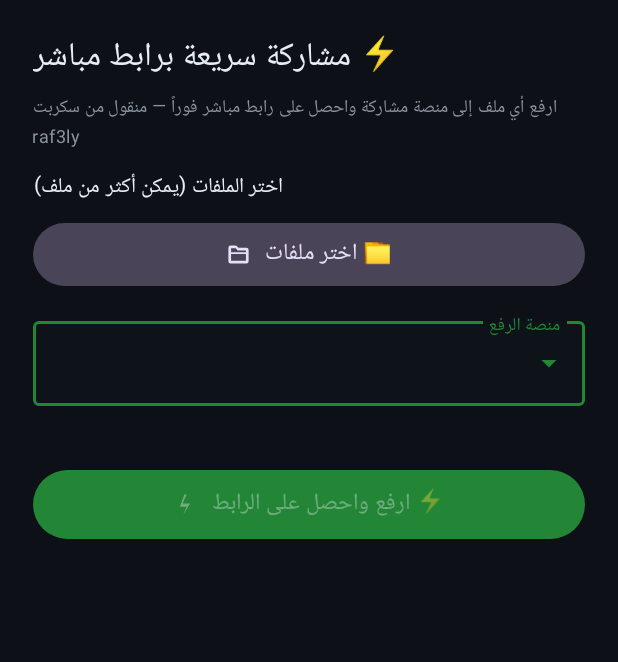
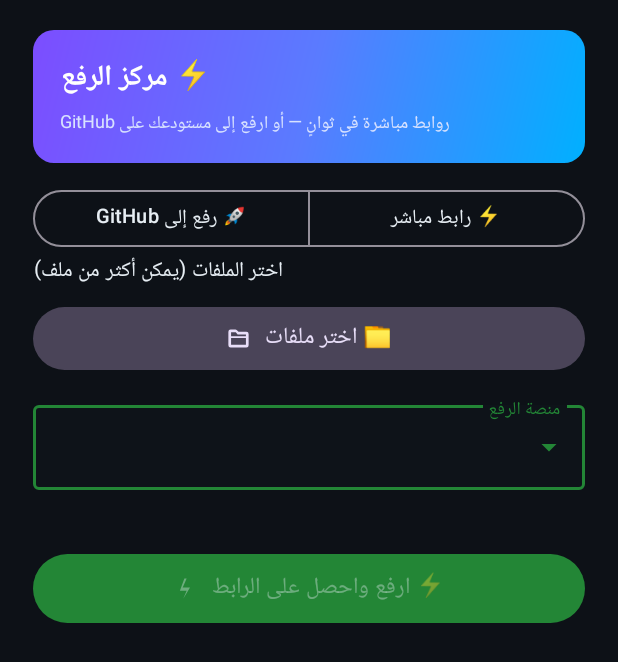
Before and after one commit to m777m44/mahdi-file-github, an Android app: the layout sheet_share.xml on its own in the app's theme, with its tools: preview values and no code run, on a phone screen of 412 x 824 dp. Shown: the top 662 px of the screen. Run offline under Robolectric (Android 15) with nearby library versions, the phone set to English and light mode, and no system bars.

Commit message:
الإصدار 1.11.0: مركز الرفع الموحّد بأسلوب raf3ly — زر تبديل مقسّم أعلى ورقتي الرفع والمشاركة للتبادل الفوري بين رفع GitHub والرابط المباشر، مع ترويسة متدرجة أنيقة
Co-authored-by: m777m44 <m777m44@users.noreply.github.com>

```diff
--- a/android/app/build.gradle.kts
+++ b/android/app/build.gradle.kts
@@ -11,8 +11,8 @@ android {
         applicationId = "io.github.mahdi.uploader"
         minSdk = 26
         targetSdk = 34
-        versionCode = 17
-        versionName = "1.10.3"
+        versionCode = 18
+        versionName = "1.11.0"
     }
 
     signingConfigs {
--- a/android/app/src/main/res/layout/sheet_share.xml
+++ b/android/app/src/main/res/layout/sheet_share.xml
@@ -14,23 +14,61 @@
         android:paddingTop="20dp"
         android:paddingBottom="26dp">
 
-        <TextView
-            android:layout_width="wrap_content"
+        <!-- ترويسة متدرجة بأسلوب raf3ly -->
+        <LinearLayout
+            android:layout_width="match_parent"
             android:layout_height="wrap_content"
-            android:text="@string/share_title"
-            android:textAppearance="?attr/textAppearanceTitleLarge"
-            android:textColor="?attr/colorOnSurface"
-            android:textAlignment="viewStart" />
+            android:background="@drawable/bg_share_grad"
+            android:orientation="vertical"
+            android:paddingStart="18dp"
+            android:paddingEnd="18dp"
+            android:paddingTop="16dp"
+            android:paddingBottom="16dp">
 
-        <TextView
-            android:layout_width="wrap_content"
+            <TextView
+                android:layout_width="wrap_content"
+                android:layout_height="wrap_content"
+                android:text="@string/share_center_title"
+                android:textColor="#FFFFFF"
+                android:textSize="19sp"
+                android:textStyle="bold" />
+
+            <TextView
+                android:layout_width="wrap_content"
+                android:layout_height="wrap_content"
+                android:layout_marginTop="3dp"
+                android:text="@string/share_center_subtitle"
+                android:textColor="#D8E2FF"
+                android:textSize="12sp" />
+        </LinearLayout>
+
+        <!-- زر تبديل الوجهة: GitHub أو رابط مباشر — في نفس المكان أعلى الورقة -->
+        <com.google.android.material.button.MaterialButtonToggleGroup
+            android:id="@+id/modeToggle"
+            android:layout_width="match_parent"
             android:layout_height="wrap_content"
-            android:layout_marginTop="4dp"
-            android:layout_marginBottom="14dp"
-            android:text="@string/share_subtitle"
-            android:textAppearance="?attr/textAppearanceBodySmall"
-            android:textColor="?attr/colorOnSurfaceVariant"
-            android:textAlignment="viewStart" />
+            android:layout_marginTop="14dp"
+            app:selectionRequired="true"
+            app:singleSelection="true">
+
+            <com.google.android.material.button.MaterialButton
+                android:id="@+id/btnModeGithub"
+                style="?attr/materialButtonOutlinedStyle"
+                android:layout_width="0dp"
+                android:layout_height="46dp"
+                android:layout_weight="1"
+                android:text="@string/mode_github"
+                android:textSize="13sp" />
+
+            <com.google.android.material.button.MaterialButton
+                android:id="@+id/btnModeDirect"
+                style="?attr/materialButtonOutlinedStyle"
+                android:layout_width="0dp"
+                android:layout_height="46dp"
+                android:layout_weight="1"
+                android:text="@string/mode_direct"
+                android:textSize="13sp" />
+        </com.google.android.material.button.MaterialButtonToggleGroup>
 
         <TextView
             android:layout_width="wrap_content"
--- a/android/app/src/main/res/values/strings.xml
+++ b/android/app/src/main/res/values/strings.xml
@@ -41,7 +41,12 @@
     <string name="repo_create_failed">فشل إنشاء المستودع:</string>
 
     <!-- Upload sheet -->
-    <string name="upload_title">⬆ رفع ملفات إلى مستودع</string>
+        <string name="mode_github">🚀 رفع إلى GitHub</string>
+    <string name="mode_direct">⚡ رابط مباشر</string>
+    <string name="share_center_title">⚡ مركز الرفع</string>
+    <string name="share_center_subtitle">روابط مباشرة في ثوانٍ — أو ارفع إلى مستودعك على GitHub</string>
+    <string name="need_repo_for_github">سجّل الدخول أولاً لرفع الملفات إلى GitHub</string>
+<string name="upload_title">⬆ رفع ملفات إلى مستودع</string>
     <string name="upload_repo_hint">المستودع owner/name</string>
     <string name="branch_label">الفرع Branch (فارغ = الافتراضي)</string>
     <string name="branch_hint_custom">مثال: main أو feature/new</string>
```
Also changed, not shown: android/app/src/main/java/io/github/mahdi/uploader/MainActivity.kt (+26 -0 lines), android/app/src/main/res/layout/sheet_upload.xml (+29 -1 lines), 3 other files.
